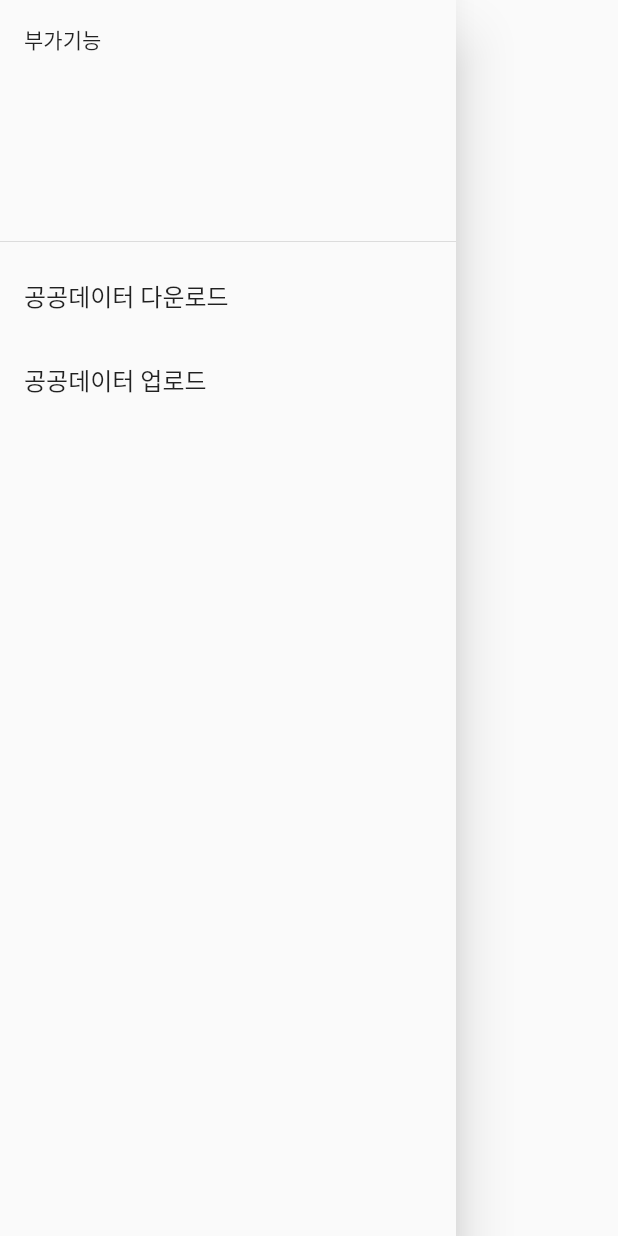
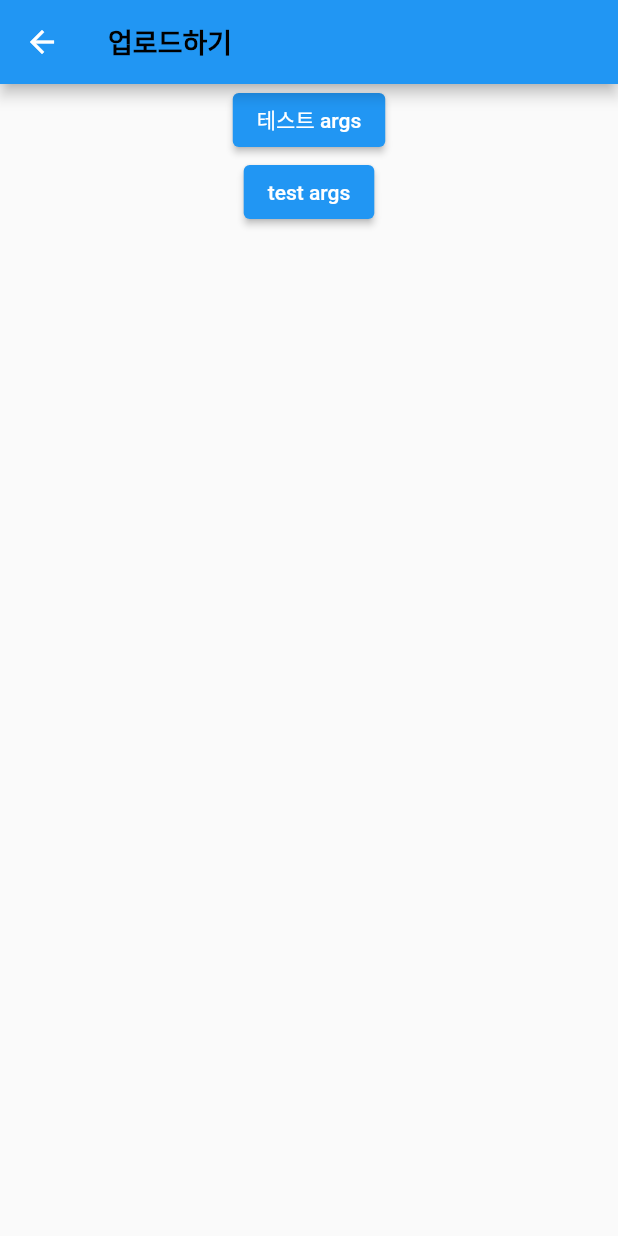
Before and after one commit to heiliglied/BusStopInfo, a Flutter app: the BaseDrawer widget shown alone on an empty page, opened directly, after a tap on "공공데이터 업로드", on a phone screen of 412 x 824 dp. Run offline on Flutter 3.47's test engine with Material 2 defaults, Android fonts, the phone set to English and light mode, and no system bars; our stand-ins replace moor_flutter, webview_flutter; generated files the repository leaves out were written again.

Commit message:
args 코드 추가, routes 코드 수정

```diff
--- a/lib/db/tables/SeoulBus.dart
+++ b/lib/db/tables/SeoulBus.dart
@@ -3,11 +3,8 @@ import 'package:moor_flutter/moor_flutter.dart';
 
 class SeoulBus extends Table {
   TextColumn get code => text()();
-
   TextColumn get name => text()();
-
   RealColumn get lat => real()();
-
   RealColumn get long => real()();
 
   @override
@@ -17,5 +14,4 @@ class SeoulBus extends Table {
 @UseDao(tables: [SeoulBus])
 class SeoulBusDao extends DatabaseAccessor<AppDatabase> {
   SeoulBusDao(AppDatabase db) : super(db);
-
 }
--- a/lib/router.dart
+++ b/lib/router.dart
@@ -1,13 +1,16 @@
 import 'package:busstopinfo/views/mainpage.dart';
+import 'package:busstopinfo/views/menus/UploadPage.dart';
 import 'package:flutter/widgets.dart';
 
 class Routes {
   Routes._();
-  static const String mainPage = "/";
+  static const String mainPage = MainPage.routeName;
   // static const String splashPage = "/splash";
+  static const String uploadPage = UploadPage.routeName;
 
   static final routes = <String, WidgetBuilder>{
     mainPage: (BuildContext context) => MainPage(),
     // splashPage: (BuildContext context) => splashPage(),
+    uploadPage: (BuildContext context) => const UploadPage(title: "업로드하기"),
   };
 }
--- a/lib/views/mainpage.dart
+++ b/lib/views/mainpage.dart
@@ -9,6 +9,7 @@ import 'package:busstopinfo/views/partitions/BaseDrawer.dart';
 class MainPage extends StatelessWidget {
 
   final items = List<BusStop>.generate(6, (index) => BusStop("버스정류장 ${index + 1}", 222, 333.333333, 444.444444));
+  static const routeName = "/";
 
   @override
   Widget build(BuildContext context) {
--- /dev/null
+++ b/lib/views/menus/UploadPage.dart
@@ -0,0 +1,42 @@
+import 'package:busstopinfo/views/partitions/BaseAppBar.dart';
+import 'package:flutter/material.dart';
+import 'package:flutter/widgets.dart';
+
+class UploadPage extends StatefulWidget {
+
+  const UploadPage({Key? key, required this.title}) : super(key: key);
+  final String title;
+  static const routeName = '/settings/upload';
+
+  @override
+  _UploadPageState createState() => _UploadPageState();
+
+}
+
+class _UploadPageState extends State<UploadPage> {
+  @override
+  Widget build(BuildContext context) {
+
+    final args = ModalRoute.of(context)!.settings.arguments as TestArgs;
+
+    return Scaffold(
+        appBar: BaseAppBar(widget.title),
+        body: Center(
+          child: Column(
+            children: [
+              ElevatedButton(onPressed: () {}, child: Text(args.title)),
+              ElevatedButton(onPressed: () {}, child: Text(args.message))
+            ],
+          ),
+        )
+    );
+  }
+
+}
+
+class TestArgs {
+  final String title;
+  final String message;
+
+  TestArgs(this.title, this.message);
+}
--- a/lib/views/partitions/BaseDrawer.dart
+++ b/lib/views/partitions/BaseDrawer.dart
@@ -1,3 +1,5 @@
+import 'package:busstopinfo/router.dart';
+import 'package:busstopinfo/views/menus/UploadPage.dart';
 import 'package:flutter/material.dart';
 
 class BaseDrawer extends StatelessWidget {
@@ -11,15 +13,9 @@ class BaseDrawer extends StatelessWidget {
         children: [
           DrawerHeader(child: Text("부가기능")),
           ListTile(
-            title: Text('공공데이터 다운로드'),
-            onTap: () {
-
-            },
-          ),
-          ListTile(
             title: Text('공공데이터 업로드'),
             onTap: () {
-              final snackbar = SnackBar(content: Text('클릭'));
+              Navigator.pushNamed(context, UploadPage.routeName, arguments: TestArgs("테스트 args", "test args"));
             },
           ),
         ],
--- a/pubspec.yaml
+++ b/pubspec.yaml
@@ -38,6 +38,9 @@ dependencies:
   moor_flutter: ^4.1.0
   path_provider: ^2.0.9
   csv: ^5.0.1
+  url_launcher: ^6.0.20
+  file_picker: ^4.1.4
+  http: ^0.13.4
 
 dev_dependencies:
   flutter_test:
```
Also changed, not shown: lib/views/menus/Upload.dart (deleted), pubspec.lock, 1 other file.
